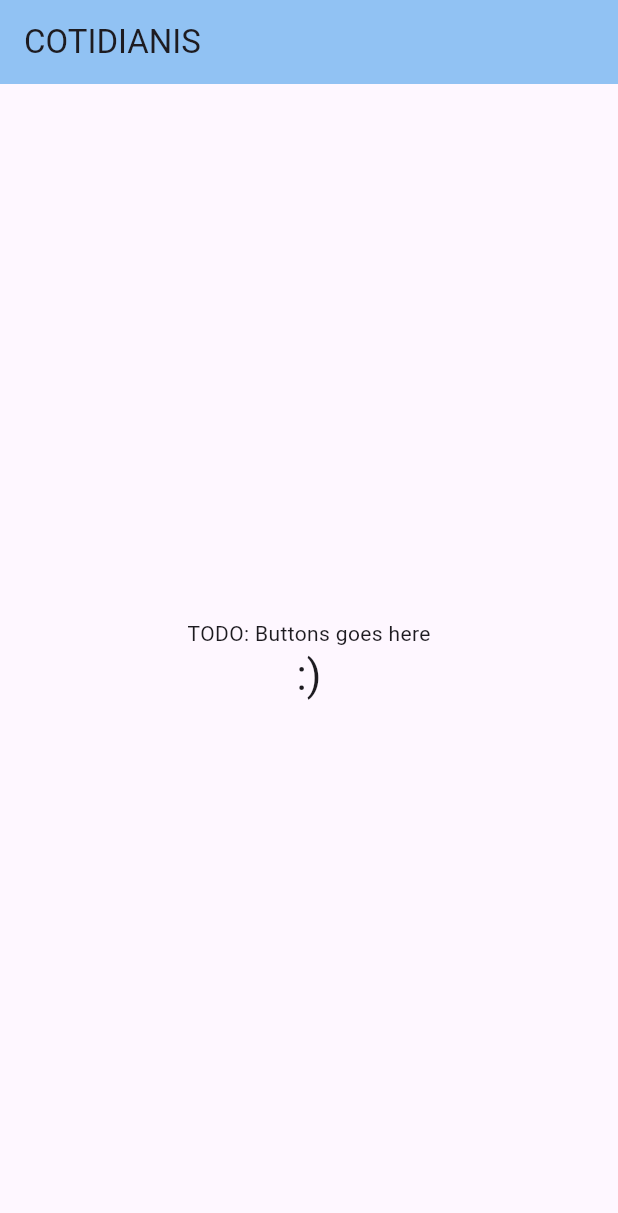
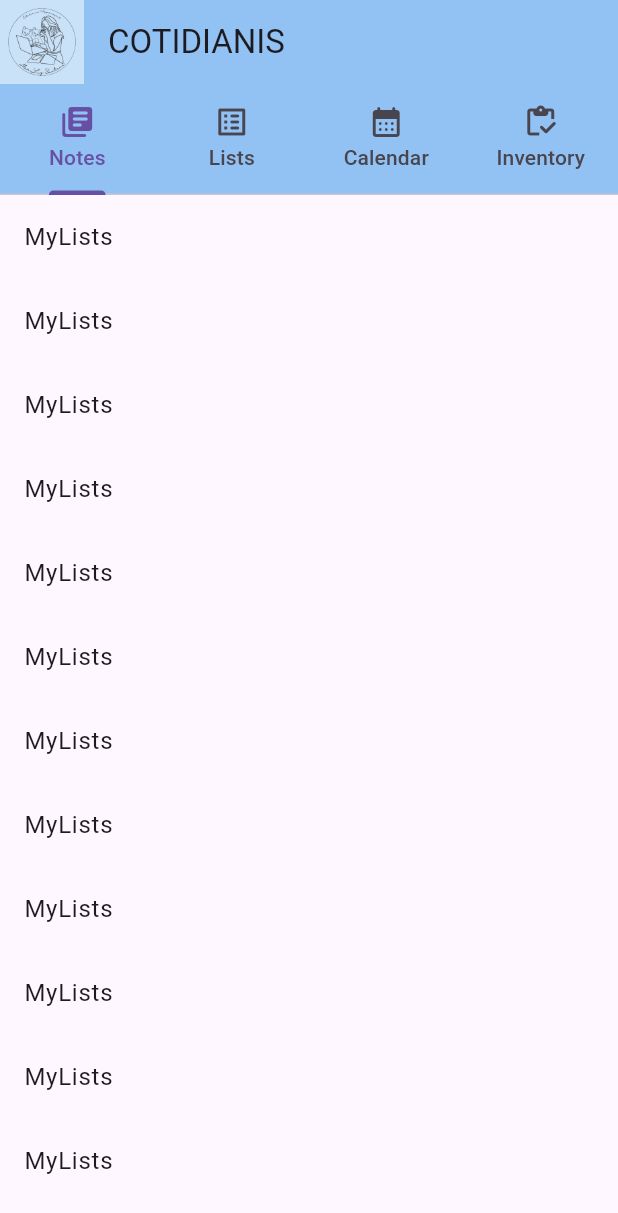
Before and after one commit to MarLiz-SanCam/Cotidianis-MyApp, a Flutter app: the screen it shows after launch, on a phone screen of 412 x 824 dp. Shown: the top 1213 px of the screen. Run offline on Flutter 3.47's test engine with Material 3 defaults, Android fonts, the phone set to English and light mode, and no system bars.

Commit message:
added tab bar and options

```diff
--- a/lib/main.dart
+++ b/lib/main.dart
@@ -4,6 +4,13 @@
 void main() {
   runApp(const MyApp());
 }
+
+List<String> titles = <String>[
+  'Notes',
+  'Lists',
+  'Calendar',
+  'Inventory',
+];
 
 class MyApp extends StatelessWidget {
   const MyApp({super.key});
@@ -40,32 +47,159 @@
 class _MyHomePageState extends State<MyHomePage> {
   @override
   Widget build(BuildContext context) {
+    //Colors
     var colors = Theme.of(context).extension<AppColors>()!;
-    return Scaffold(
+    const int tabsCount = 4;
+    return DefaultTabController(
+      initialIndex: 0,
+      length: tabsCount,
+      child: Scaffold(
+        appBar: AppBar(
+          backgroundColor: colors.accentuated,
+          title: Text(widget.title),
+          bottom: TabBar(
+            tabs: <Widget>[
+              Tab(
+                icon: const Icon(Icons.library_books_rounded),
+                text: titles[0],
+              ),
+              Tab(
+                icon: const Icon(Icons.list_alt_rounded),
+                text: titles[1],
+              ),
+              Tab(
+                icon: const Icon(Icons.calendar_month_rounded),
+                text: titles[2],
+              ),
+              Tab(
+                icon: const Icon(Icons.inventory_rounded),
+                text: titles[3],
+              )
+            ],
+          ),
+          leading:
+              const Image(image: AssetImage('assets/images/cotidianis.png')),
+        ),
+        body: TabBarView(
+          children: <Widget>[
+            ListView.builder(
+              itemCount: 25,
+              itemBuilder: (BuildContext context, int index) {
+                return const ListTile(
+                  title: Text('MyLists'),
+                );
+              },
+            ),
+            ListView.builder(
+              itemCount: 25,
+              itemBuilder: (BuildContext context, int index) {
+                return const ListTile(
+                  title: Text('Calendar'),
+                );
+              },
+            ),
+            ListView.builder(
+              itemCount: 25,
+              itemBuilder: (BuildContext context, int index) {
+                return const ListTile(
+                  title: Text('Notes'),
+                );
+              },
+            ),
+            ListView.builder(
+              itemCount: 25,
+              itemBuilder: (BuildContext context, int index) {
+                return const ListTile(
+                  title: Text('Notes'),
+                );
+              },
+            ),
+          ],
+        ),
+      ),
+    );
+    /*
       appBar: AppBar(
-        backgroundColor: colors.accentuated,
-        title: Text(widget.title),
+          backgroundColor: colors.accentuated,
+          title: Text(widget.title),
+          scrolledUnderElevation: 4.0,
+          shadowColor: Theme.of(context).shadowColor,
+          bottom: TabBar(
+            tabs: <Widget>[
+              Tab(
+                icon: const Icon(Icons.cloud_outlined),
+                text: 'Notes',
+              ),
+              Tab(
+                icon: const Icon(Icons.beach_access_sharp),
+                text: 'My lists',
+              ),
+              Tab(
+                icon: const Icon(Icons.brightness_5_sharp),
+                text: 'Calendar',
+              ),
+            ],
+          ),
+          leading: Builder(
+            builder: (BuildContext context) {
+              return IconButton(
+                icon: const Icon(Icons.menu),
+                onPressed: () {
+                  Scaffold.of(context).openDrawer();
+                },
+                tooltip: MaterialLocalizations.of(context).openAppDrawerTooltip,
+              );
+            },
+          )),
+      body: TabBarView(
+        children: <Widget>[
+          ListView.builder(
+            itemCount: 25,
+            itemBuilder: (BuildContext context, int index) {
+              return ListTile(
+                tileColor: colors.accentuated,
+                title: Text('MyLists'),
+              );
+            },
+          ),
+          ListView.builder(
+            itemCount: 25,
+            itemBuilder: (BuildContext context, int index) {
+              return ListTile(
+                tileColor: colors.accentuated,
+                title: Text('Calendar'),
+              );
+            },
+          ),
+          ListView.builder(
+            itemCount: 25,
+            itemBuilder: (BuildContext context, int index) {
+              return ListTile(
+                tileColor: colors.accentuated,
+                title: Text('Notes'),
+              );
+            },
+          ),
+        ],
       ),
-      body: Center(
-        child: Column(
+      /*child: Column(
           mainAxisAlignment: MainAxisAlignment.center,
           children: <Widget>[
             const Text(
               'TODO: Buttons goes here',
-              //TODO: put the buttons in here
+              //T: put the buttons in here
             ),
             Text(
               ':)',
               style: Theme.of(context).textTheme.headlineMedium,
             ),
           ],
-        ),
-      ),
-      /*floatingActionButton: FloatingActionButton(
+        ),*/
+    );
+    floatingActionButton: FloatingActionButton(
         //onPressed:
         tooltip: 'Create',
         child: const Icon(Icons.add),
       ), // This trailing comma makes auto-formatting nicer for build methods.*/
-    );
   }
 }
--- a/pubspec.yaml
+++ b/pubspec.yaml
@@ -58,9 +58,9 @@ flutter:
   uses-material-design: true
 
   # To add assets to your application, add an assets section, like this:
-  # assets:
-  #   - images/a_dot_burr.jpeg
-  #   - images/a_dot_ham.jpeg
+  assets:
+   - assets/images/cotidianis.png
+   #- images/cotidianis.png
 
   # An image asset can refer to one or more resolution-specific "variants", see
   # https://flutter.dev/assets-and-images/#resolution-aware
```
Also changed, not shown: assets/images/cotidianis.png (added).
